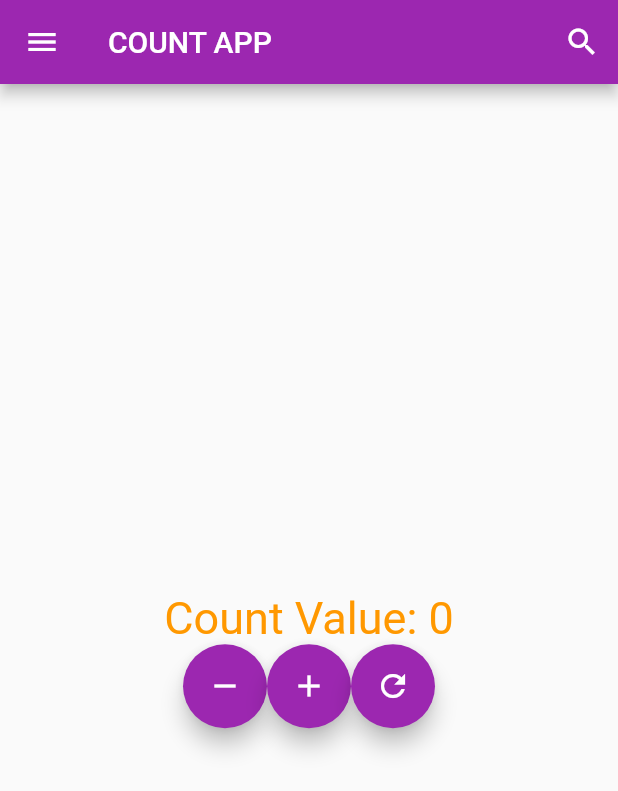
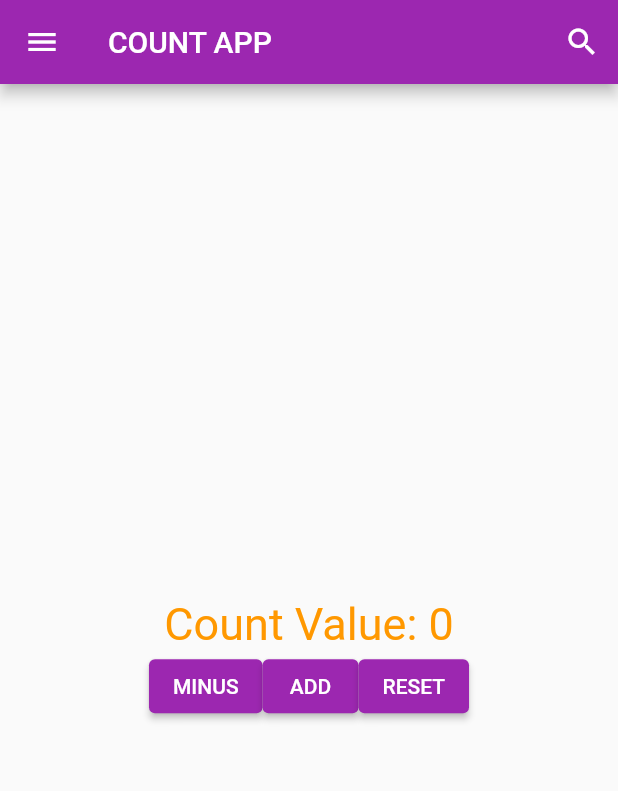
Before and after one commit to developer-sanjai/Flutter_basics, a Flutter app: the screen it shows after launch, on a phone screen of 412 x 824 dp. Shown: the top 791 px of the screen. Run offline on Flutter 3.47's test engine with Material 2 defaults, Android fonts, the phone set to English and light mode, and no system bars; Roboto replaces fonts that are missing (Times New Roman).

```diff
--- a/lib/main.dart
+++ b/lib/main.dart
@@ -75,21 +75,32 @@ class _HomepageState extends State<Homepage> {
             Row(
               mainAxisAlignment: MainAxisAlignment.center,
               children: [
-                FloatingActionButton(
+                ElevatedButton(
+                  style: ElevatedButton.styleFrom(
+                    // ignore: deprecated_member_use
+                    backgroundColor: Colors.purple, // background
+                    foregroundColor: Colors.white, // foreground
+                  ),
                   onPressed: _decrement,
-                  tooltip: 'Minus',
-                  child: const Icon(Icons.remove),
+                  child: const Text('MINUS'),
                 ),
-                FloatingActionButton(
+                ElevatedButton(
+                  style: ElevatedButton.styleFrom(
+                    backgroundColor: Colors.purple,
+                    foregroundColor: Colors.white,
+                    // foreground
+                  ),
                   onPressed: _increment,
-                  tooltip: 'Add',
-                  child: const Icon(Icons.add),
+                  child: const Text('ADD'),
                 ),
-                FloatingActionButton(
+                ElevatedButton(
+                  style: ElevatedButton.styleFrom(
+                    backgroundColor: Colors.purple, // background
+                    foregroundColor: Colors.white, // foreground
+                  ),
                   onPressed: _reset,
-                  tooltip: 'Reset',
-                  child: const Icon(Icons.refresh),
-                ),
+                  child: const Text('RESET'),
+                )
               ],
             )
           ],
```
